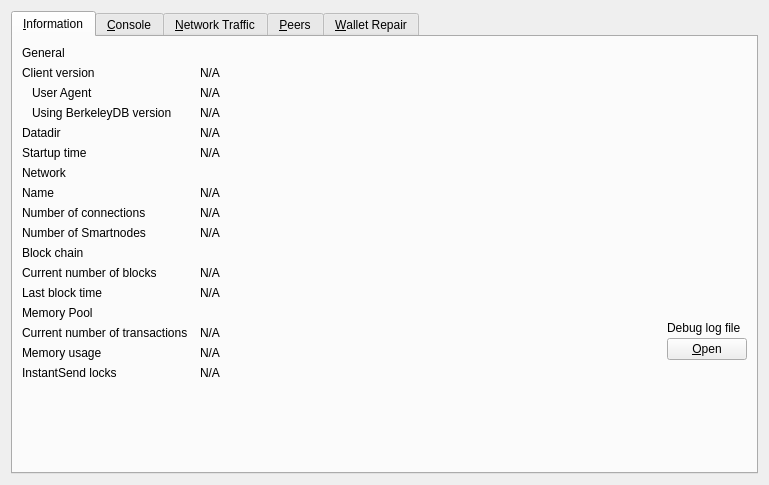
Old version of the form src/qt/forms/debugwindow.ui in the repository Raptor3um/raptoreum.
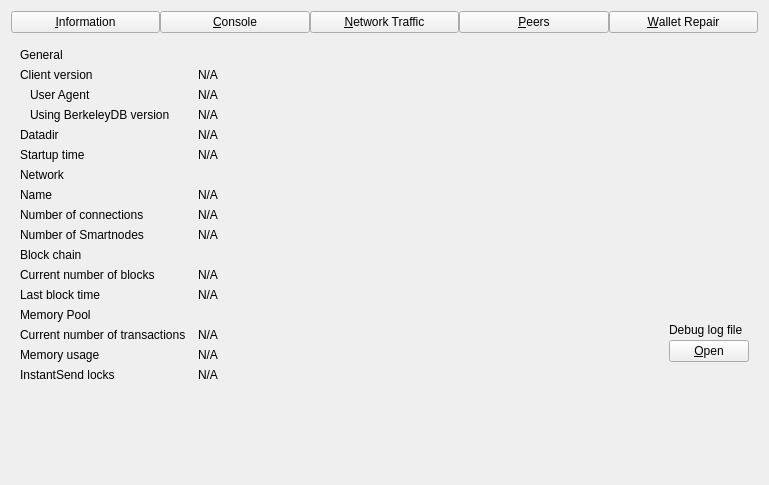
New version of the form. Icons and pictures are not drawn. Custom widgets are drawn as their Qt base class.

Diff of the .ui file:
```diff
--- a/src/qt/forms/debugwindow.ui
+++ b/src/qt/forms/debugwindow.ui
@@ -15,14 +15,77 @@
   </property>
   <layout class="QVBoxLayout" name="verticalLayout_2">
    <item>
-    <widget class="QTabWidget" name="tabWidget">
+    <layout class="QHBoxLayout" name="horizontalLayout_Buttons_2">
+     <property name="spacing">
+      <number>0</number>
+     </property>
+     <property name="topMargin">
+      <number>0</number>
+     </property>
+     <item>
+      <widget class="QPushButton" name="btnInfo">
+       <property name="text">
+        <string>&amp;Information</string>
+       </property>
+       <property name="checkable">
+        <bool>true</bool>
+       </property>
+      </widget>
+     </item>
+     <item>
+      <widget class="QPushButton" name="btnConsole">
+       <property name="text">
+        <string>&amp;Console</string>
+       </property>
+       <property name="checkable">
+        <bool>true</bool>
+       </property>
+      </widget>
+     </item>
+     <item>
+      <widget class="QPushButton" name="btnNetTraffic">
+       <property name="text">
+        <string>&amp;Network Traffic</string>
+       </property>
+       <property name="checkable">
+        <bool>true</bool>
+       </property>
+      </widget>
+     </item>
+     <item>
+      <widget class="QPushButton" name="btnPeers">
+       <property name="text">
+        <string>&amp;Peers</string>
+       </property>
+       <property name="checkable">
+        <bool>true</bool>
+       </property>
+      </widget>
+     </item>
+     <item>
+      <widget class="QPushButton" name="btnRepair">
+       <property name="text">
+        <string>&amp;Wallet Repair</string>
+       </property>
+       <property name="checkable">
+        <bool>true</bool>
+       </property>
+      </widget>
+     </item>
+    </layout>
+   </item>
+   <item>
+    <widget class="QStackedWidget" name="stackedWidgetRPC">
+     <property name="minimumSize">
+      <size>
+       <width>0</width>
+       <height>0</height>
+      </size>
+     </property>
      <property name="currentIndex">
       <number>0</number>
      </property>
-     <widget class="QWidget" name="tab_info">
-      <attribute name="title">
-       <string>&amp;Information</string>
-      </attribute>
+     <widget class="QWidget" name="pageInfo">
       <layout class="QGridLayout" name="gridLayout" columnstretch="0,1,0">
        <property name="horizontalSpacing">
         <number>12</number>
@@ -418,10 +481,7 @@
        </item>
       </layout>
      </widget>
-     <widget class="QWidget" name="tab_console">
-      <attribute name="title">
-       <string>&amp;Console</string>
-      </attribute>
+     <widget class="QWidget" name="pageConsole">
       <layout class="QVBoxLayout" name="verticalLayout_3">
        <property name="spacing">
         <number>3</number>
@@ -613,10 +673,7 @@
        </item>
       </layout>
      </widget>
-     <widget class="QWidget" name="tab_nettraffic">
-      <attribute name="title">
-       <string>&amp;Network Traffic</string>
-      </attribute>
+     <widget class="QWidget" name="pageNetTraffic">
       <layout class="QHBoxLayout" name="horizontalLayout_3">
        <item>
         <layout class="QVBoxLayout" name="verticalLayout_4">
@@ -866,10 +923,7 @@
        </item>
       </layout>
      </widget>
-     <widget class="QWidget" name="tab_peers">
-      <attribute name="title">
-       <string>&amp;Peers</string>
-      </attribute>
+     <widget class="QWidget" name="pagePeers">
       <layout class="QGridLayout" name="gridLayout_2">
        <item row="0" column="0" rowspan="2">
         <layout class="QVBoxLayout" name="verticalLayout_101">
@@ -1428,10 +1482,7 @@
        </item>
       </layout>
      </widget>
-     <widget class="QWidget" name="tab_repair">
-      <attribute name="title">
-       <string>&amp;Wallet Repair</string>
-      </attribute>
+     <widget class="QWidget" name="pageRepair">
       <widget class="QPushButton" name="btn_salvagewallet">
        <property name="geometry">
         <rect>
```
Left out of the diff: 28 changed lines with no effect on the pictures.
